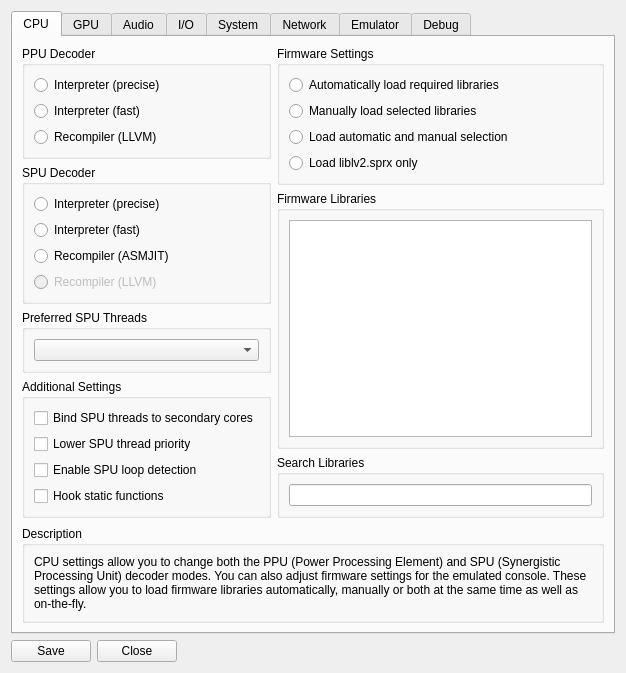
Qt form rpcs3/rpcs3qt/settings_dialog.ui (RPCS3/rpcs3) before a commit.
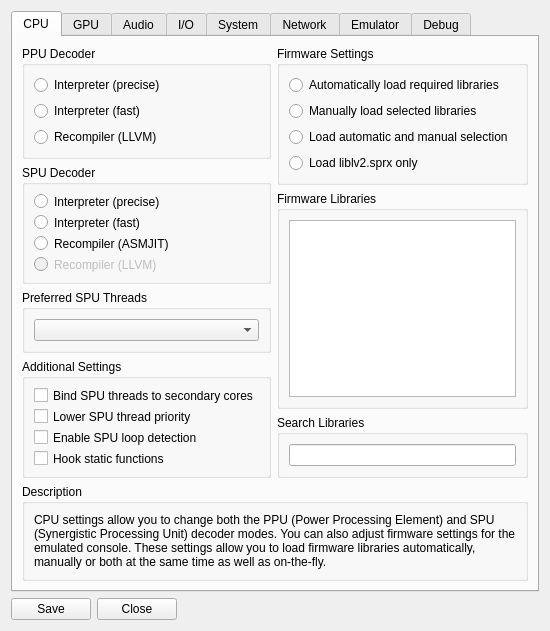
The same form after that commit. Icons and pictures are not drawn.

Commit message: Qt: settings_dialog layout fix (hack)

```diff
--- a/rpcs3/rpcs3qt/settings_dialog.ui
+++ b/rpcs3/rpcs3qt/settings_dialog.ui
@@ -30,7 +30,7 @@
       <bool>true</bool>
      </property>
      <property name="sizePolicy">
-      <sizepolicy hsizetype="MinimumExpanding" vsizetype="MinimumExpanding">
+      <sizepolicy hsizetype="Preferred" vsizetype="Preferred">
        <horstretch>0</horstretch>
        <verstretch>0</verstretch>
       </sizepolicy>
@@ -46,7 +46,7 @@
        <item>
         <layout class="QHBoxLayout" name="horizontalLayout_2">
          <item>
-          <layout class="QVBoxLayout" name="verticalLayout_8">
+          <layout class="QVBoxLayout" name="verticalLayout_8" stretch="0,0,0,1">
            <item>
             <widget class="QGroupBox" name="ppu">
              <property name="title">
```
The commit also changes 1 other file.
